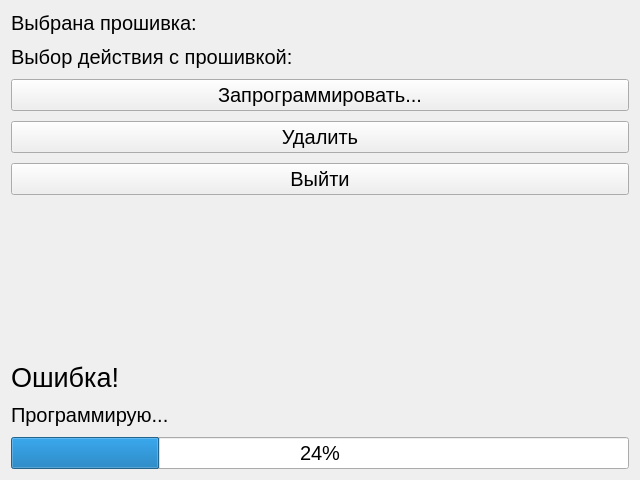
First picture: the form in ctrl_form.ui, repository LyzV/ksu_boot, before the edit.
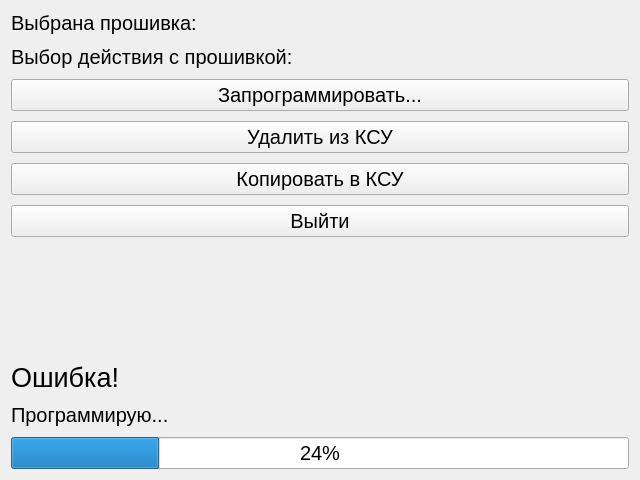
Second picture: the form after the edit.

What changed in the file:
```diff
--- a/ctrl_form.ui
+++ b/ctrl_form.ui
@@ -69,7 +69,19 @@
         </font>
        </property>
        <property name="text">
-        <string>Удалить</string>
+        <string>Удалить из КСУ</string>
+       </property>
+      </widget>
+     </item>
+     <item>
+      <widget class="QPushButton" name="copyButton">
+       <property name="font">
+        <font>
+         <pointsize>15</pointsize>
+        </font>
+       </property>
+       <property name="text">
+        <string>Копировать в КСУ</string>
        </property>
       </widget>
      </item>
```
Left out of the diff: 2 changed lines with no effect on the pictures.
